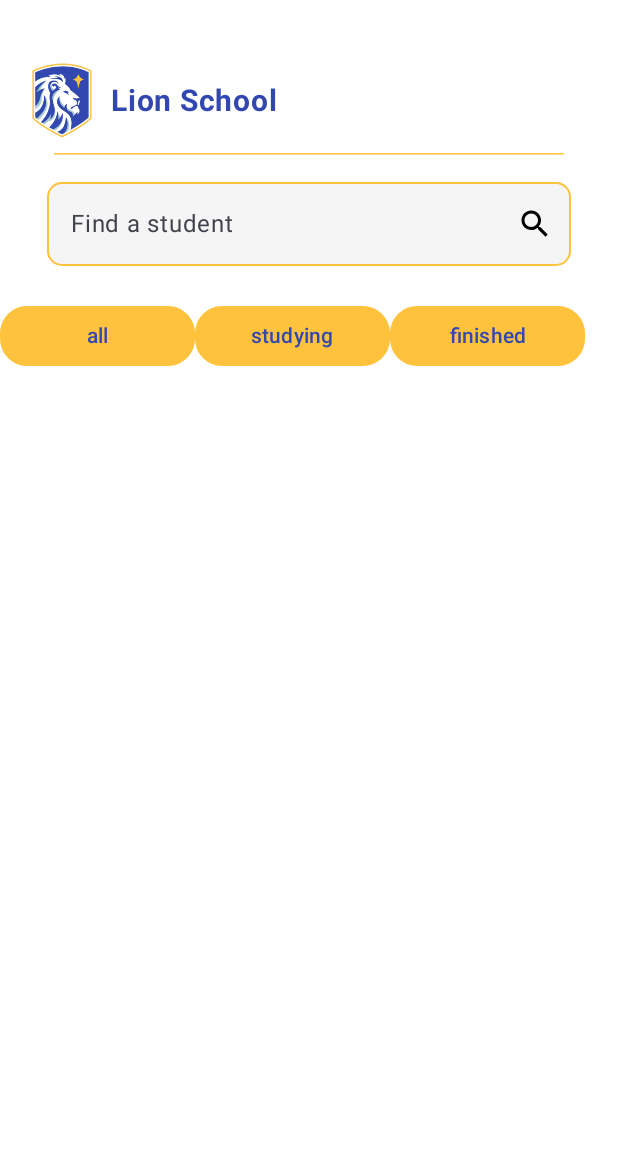
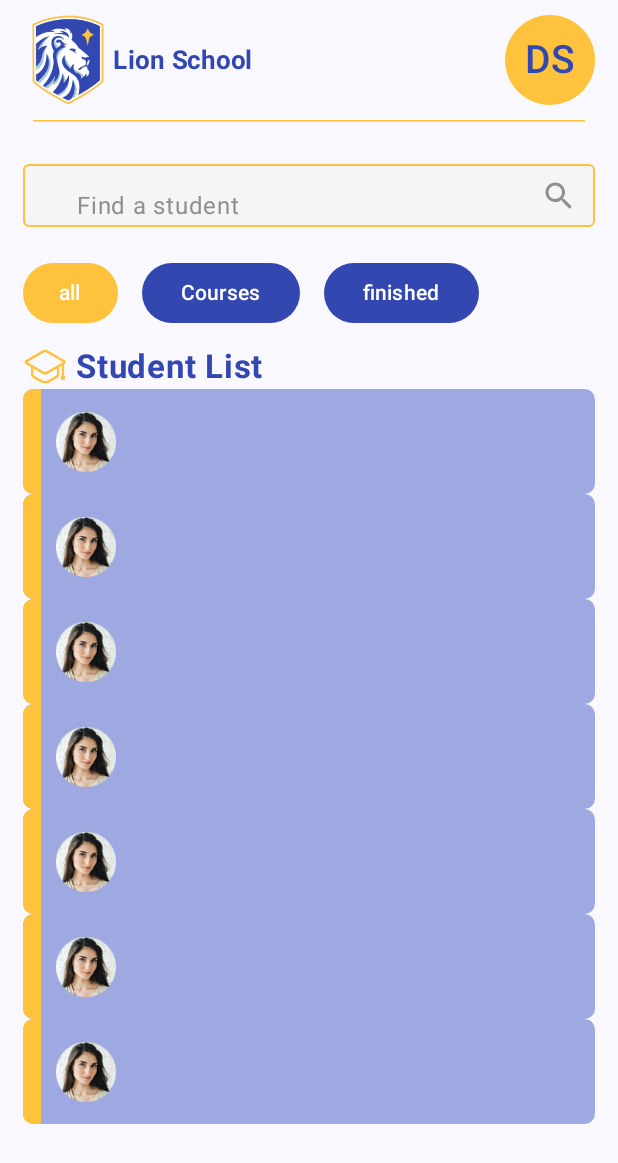
Before and after one commit to Bielxs633/Lion_School, an Android app built with Jetpack Compose: the composable StudentScreen shown on its own in the app's theme, on a phone screen of 412 x 824 dp. Shown: the top 1163 px of the screen. Run offline under Robolectric (Android 15) with nearby library versions, the phone set to English and light mode, and no system bars.

Commit message:
tela home ok, tela course ok, tela student ajustar, terminar a detail

```diff
--- a/app/src/main/java/br/senai/sp/jandira/lionschool/screens/CourseScreen.kt
+++ b/app/src/main/java/br/senai/sp/jandira/lionschool/screens/CourseScreen.kt
@@ -384,14 +384,9 @@ fun CourseScreen(modifier: Modifier = Modifier) {
                         }
                     }
                 }
-
             }
-
         }
-
     }
-
-
 }
 
 
--- a/app/src/main/java/br/senai/sp/jandira/lionschool/screens/StudentScreen.kt
+++ b/app/src/main/java/br/senai/sp/jandira/lionschool/screens/StudentScreen.kt
@@ -1,317 +1,187 @@
 package br.senai.sp.jandira.lionschool.screens
 
-import androidx.compose.foundation.BorderStroke
 import androidx.compose.foundation.Image
 import androidx.compose.foundation.background
 import androidx.compose.foundation.layout.Arrangement
 import androidx.compose.foundation.layout.Box
 import androidx.compose.foundation.layout.Column
 import androidx.compose.foundation.layout.Row
-import androidx.compose.foundation.layout.Spacer
-import androidx.compose.foundation.layout.fillMaxSize
 import androidx.compose.foundation.layout.fillMaxWidth
+import androidx.compose.foundation.layout.height
 import androidx.compose.foundation.layout.padding
 import androidx.compose.foundation.layout.size
 import androidx.compose.foundation.layout.width
 import androidx.compose.foundation.shape.CircleShape
-import androidx.compose.foundation.shape.RoundedCornerShape
 import androidx.compose.material.icons.Icons
 import androidx.compose.material.icons.filled.Search
 import androidx.compose.material3.Button
 import androidx.compose.material3.ButtonDefaults
-import androidx.compose.material3.Card
+import androidx.compose.material3.ExperimentalMaterial3Api
 import androidx.compose.material3.HorizontalDivider
 import androidx.compose.material3.Icon
 import androidx.compose.material3.OutlinedTextField
-import androidx.compose.material3.OutlinedTextFieldDefaults
 import androidx.compose.material3.Text
+import androidx.compose.material3.TextFieldDefaults
 import androidx.compose.runtime.Composable
-import androidx.compose.ui.AbsoluteAlignment
 import androidx.compose.ui.Alignment
 import androidx.compose.ui.Modifier
-import androidx.compose.ui.graphics.Brush
+import androidx.compose.ui.draw.clip
 import androidx.compose.ui.graphics.Color
 import androidx.compose.ui.res.colorResource
 import androidx.compose.ui.res.painterResource
 import androidx.compose.ui.res.stringResource
 import androidx.compose.ui.text.font.FontWeight
-import androidx.compose.ui.text.style.TextAlign
 import androidx.compose.ui.tooling.preview.Preview
 import androidx.compose.ui.unit.dp
 import androidx.compose.ui.unit.sp
 import br.senai.sp.jandira.lionschool.R
+import br.senai.sp.jandira.lionschool.screens.components.LionStudentComponent
 
+@OptIn(ExperimentalMaterial3Api::class)
 @Composable
+fun StudentScreen(){
+    Box(){
+        Column(modifier = Modifier.padding(vertical = 10.dp).padding(horizontal = 15.dp)) {
 
-fun StudentScreen(modifier: Modifier = Modifier) {
 
-    Box(
-        modifier = Modifier
-            .fillMaxSize()
-            .background(
-                brush = Brush.linearGradient(
-                    listOf(
-                        Color(color = 0xFFFFFFFF),
-                        Color(color = 0xFFFFFFFF)
-
-                    )
-                )
-            ),
-    ) {
-        Column(
-            modifier = Modifier
-                .fillMaxWidth()
-                .fillMaxSize()
-                .padding(horizontal = 16.dp, vertical = 16.dp)
-        ) {
+            Row( // 'header'
+                modifier = Modifier.padding()
+            ){
+                Column() {
+                    Row(modifier = Modifier.fillMaxWidth(),
+                        horizontalArrangement = Arrangement.SpaceBetween){
                         Row(
                             verticalAlignment = Alignment.CenterVertically,
-                modifier = Modifier
-                    .padding(top = 26.dp)
-
-
                         ) {
                             Image(
-                    painter = painterResource(id = R.drawable.lion_logo),
-                    contentDescription = stringResource(R.string.logo_description),
-                    modifier = Modifier
-                        .size(50.dp)
-
+                                painter = painterResource(R.drawable.lion_logo),
+                                contentDescription = "",
+                                modifier = Modifier.size(60.dp)
                             )
-                Spacer(
-                    modifier = Modifier
-                        .width(8.dp)
-                )
-                Column(
-                    horizontalAlignment = Alignment.Start
-                ) {
                             Text(
                                 text = stringResource(R.string.lion_nome),
-                        fontSize = 20.sp,
+                                fontSize = 17.sp,
                                 fontWeight = FontWeight.Bold,
                                 color = Color(color = 0xFF3347B0)
-
+                            )
+                        }
+                        Box(
+                            modifier = Modifier.size(60.dp).clip(shape = CircleShape).background(
+                                colorResource(R.color.lion_color_yellow)
+                            )
+                        ){
+                            Text(
+                                text = stringResource(R.string.ds1),
+                                modifier = Modifier
+                                    .align(alignment = Alignment.Center),
+                                fontSize = 26.sp,
+                                fontWeight = FontWeight.SemiBold,
+                                color = colorResource(R.color.lion_color_blue)
                             )
                         }
                     }
+
                     HorizontalDivider(
-                modifier = Modifier
-                    .padding(
-                        top = 10.dp,
-                        start = 20.dp,
-                        end = 20.dp
+                        color = colorResource(R.color.lion_color_yellow),
+                        modifier = Modifier.padding(horizontal = 6.5.dp).padding(top = 10.dp)
+                    )
+                }
+            }
 
-                    ),
-                color = Color(color = 0xFFFFC23D)
-            )
             OutlinedTextField(
                 value = "",
                 onValueChange = {},
+                colors = TextFieldDefaults.outlinedTextFieldColors(
+                    focusedBorderColor = Color(0xFFCCA04A),
+                    unfocusedBorderColor = colorResource(R.color.lion_color_yellow),
+                    unfocusedLabelColor = Color(0xFF8F8F8F),
+                    focusedLabelColor = Color(0xFF383838),
+                    containerColor = Color(0xFFF5F5F5)
+                ),
                 label = {
-                    Text(stringResource(R.string.find_student))
+                    Text(text = stringResource(R.string.find_student), modifier = Modifier.padding(horizontal = 20.dp))
                 },
                 trailingIcon = {
-                    Icon(
-                        imageVector = Icons.Default.Search,
-                        contentDescription = null,
-                        tint = Color.Black
+                    Icon(imageVector = Icons.Default.Search, contentDescription = "Pesquisar", tint = Color(0xFF8F8F8F))
+                },
+                modifier = Modifier.padding(top = 20.dp).fillMaxWidth().height(50.dp)
             )
-                },
-                modifier = Modifier
-                    .padding(top = 10.dp)
-                    .padding(start = 15.dp, end = 15.dp)
-                    .fillMaxWidth(),
-                shape = RoundedCornerShape(10.dp),
-                colors = OutlinedTextFieldDefaults.colors(
-                    unfocusedBorderColor = colorResource(R.color.lion_color_yellow),
-                    unfocusedContainerColor = colorResource(R.color.lion_color_light_gray)
-                )
-            )
-        }
+
             Row(
-
+                horizontalArrangement = Arrangement.spacedBy(16.dp),
+                modifier = Modifier.padding(top = 20.dp)
             ){
                 Button(
                     onClick = {},
-                shape = RoundedCornerShape(18.dp),
-                modifier = Modifier
-                    .width(130.dp)
-                    .padding(
-                        vertical = 200.dp
-                    ),
-                colors = ButtonDefaults.buttonColors(
-                    containerColor = Color(color = 0xFFFFC23D)
-                )
+                    colors = ButtonDefaults.buttonColors(colorResource(R.color.lion_color_yellow))
                 ) {
                     Text(
                         text = stringResource(R.string.all),
-                    color = Color(color = 0xFF3347B0),
-                    modifier = Modifier
-                        .fillMaxWidth(),
-                    textAlign = TextAlign.Center
+                        modifier = Modifier.align(Alignment.CenterVertically)
                     )
                 }
+
                 Button(
                     onClick = {},
-                shape = RoundedCornerShape(18.dp),
-                modifier = Modifier
-                    .width(130.dp)
-                    .padding(
-                        vertical = 200.dp
-                    ),
-                colors = ButtonDefaults.buttonColors(
-                    containerColor = Color(color = 0xFFFFC23D)
-                )
+                    colors = ButtonDefaults.buttonColors(colorResource(R.color.lion_color_blue))
                 ) {
                     Text(
-                    text = stringResource(R.string.studying),
-                    color = Color(color = 0xFF3347B0),
-                    modifier = Modifier
-                        .fillMaxWidth(),
-                    textAlign = TextAlign.Center
-
+                        text = stringResource(R.string.courses_name),
+                        modifier = Modifier.padding(horizontal = 2.dp).align(Alignment.CenterVertically)
                     )
                 }
+
                 Button(
                     onClick = {},
-                shape = RoundedCornerShape(18.dp),
-                modifier = Modifier
-                    .width(130.dp)
-                    .padding(
-                        vertical = 200.dp
-                    ),
-                colors = ButtonDefaults.buttonColors(
-                    containerColor = Color(color = 0xFFFFC23D)
-                )
+                    colors = ButtonDefaults.buttonColors(colorResource(R.color.lion_color_blue))
                 ) {
                     Text(
                         text = stringResource(R.string.finished),
-                    color = Color(color = 0xFF3347B0),
-                    modifier = Modifier
-                        .fillMaxWidth(),
-                    textAlign = TextAlign.Center
+                        modifier = Modifier.padding(horizontal = 2.dp).align(Alignment.CenterVertically)
                     )
+
+                }
+
+            }
+
+            Column(
+                modifier = Modifier.padding(top = 10.dp, bottom = 10.dp)
+                    .fillMaxWidth()
+            ){
+                Row(
+                    verticalAlignment = Alignment.CenterVertically
+                ){
+                    Image(
+                        painter = painterResource(R.drawable.lion_graduation),
+                        contentDescription = "",
+                        modifier = Modifier.size(30.dp)
+                    )
+                    Text(
+                        text = stringResource(R.string.student_list),
+                        color = colorResource(R.color.lion_color_blue),
+                        fontSize = 22.sp,
+                        fontWeight = FontWeight.Bold,
+                        modifier = Modifier.padding(horizontal = 5.dp)
+                    )
+                }
+                Column(){
+                    LionStudentComponent()
+                    LionStudentComponent()
+                    LionStudentComponent()
+                    LionStudentComponent()
+                    LionStudentComponent()
+                    LionStudentComponent()
+                    LionStudentComponent()
+                }
+            }
+
+
         }
     }
 }
-}
-//    Box(
-//        modifier = Modifier
-//            .fillMaxSize()
-//            .background(
-//                brush = Brush.linearGradient(
-//                    listOf(
-//                        Color(color = 0xFFFFFFFF),
-//                        Color(color = 0xFFFFFFFF)
-//
-//                    )
-//                )
-//            ),
-//    ) {
-//        Column(
-//            modifier = Modifier
-//                .fillMaxWidth()
-//                .fillMaxSize()
-//                .padding(horizontal = 16.dp, vertical = 16.dp)
-//        ) {
-//            Row(
-//                modifier = Modifier
-//                    .padding(top = 26.dp),
-//                verticalAlignment = Alignment.CenterVertically,
-//                horizontalArrangement = Arrangement.SpaceBetween
-//
-//            ) {
-//                Row(
-//                    verticalAlignment = Alignment.CenterVertically
-//                ) {
-//                    Image(
-//                        painter = painterResource(id = R.drawable.lion_logo),
-//                        contentDescription = stringResource(R.string.logo_description),
-//                        modifier = Modifier
-//                            .size(50.dp)
-//                    )
-//                }
-//
-//                Spacer(
-//                    modifier = Modifier
-//                        .width(8.dp)
-//                )
-//
-//                Column(
-//                    modifier = Modifier
-//                        .weight(1f),
-//                    horizontalAlignment = AbsoluteAlignment.Right
-//
-//                ) {
-//                    Text(
-//                        text = stringResource(R.string.lion_nome),
-//                        fontSize = 20.sp,
-//                        fontWeight = FontWeight.Bold,
-//                        color = Color(color = 0xFF3347B0)
-//
-//                    )
-//
-//                }
-//
-//            }
-//
-//            Card (
-//                modifier = Modifier
-//                    .size(100.dp),
-//                shape = CircleShape,
-//                border = BorderStroke(
-//                    width = 0.dp,
-//                    color = Color(0xFFFFFFFF)
-//                )
-//            ) {
-//            }
-//        }
-//
-//
-//        Column(
-//            horizontalAlignment = Alignment.Start
-//        ) {
-//            Text(
-//                text = stringResource(R.string.lion_nome),
-//                fontSize = 20.sp,
-//                fontWeight = FontWeight.Bold,
-//                color = Color(color = 0xFF3347B0)
-//
-//            )
-//        }
-//    }
-//    HorizontalDivider(
-//        modifier = Modifier
-//            .padding(
-//                top = 10.dp,
-//                start = 20.dp,
-//                end = 20.dp
-//
-//            ),
-//        color = Color(color = 0xFFFFC23D)
-//    )
-//    OutlinedTextField(
-//        value = "",
-//        onValueChange = {},
-//        label = {
-//            Text(stringResource(R.string.find_student))
-//        },
-//        trailingIcon = {
-//            Icon(
-//                imageVector = Icons.Default.Search,
-//                contentDescription = null,
-//                tint = Color.Black
-//            )
-//        },
-//        modifier = Modifier
-//            .padding(15.dp)
-//            .fillMaxWidth(),
-//        shape = RoundedCornerShape(10.dp)
-//    )
-
 
 @Preview(showSystemUi = true)
 @Composable
-private fun StudentScreenPreview() {
+private fun InitialScreenPreview () {
     StudentScreen()
 }
--- /dev/null
+++ b/app/src/main/java/br/senai/sp/jandira/lionschool/screens/components/LionStudentComponent.kt
@@ -0,0 +1,43 @@
+package br.senai.sp.jandira.lionschool.screens.components
+
+import androidx.compose.foundation.Image
+import androidx.compose.foundation.background
+import androidx.compose.foundation.layout.Box
+import androidx.compose.foundation.layout.Row
+import androidx.compose.foundation.layout.fillMaxHeight
+import androidx.compose.foundation.layout.fillMaxWidth
+import androidx.compose.foundation.layout.height
+import androidx.compose.foundation.layout.padding
+import androidx.compose.foundation.layout.size
+import androidx.compose.foundation.layout.width
+import androidx.compose.foundation.shape.RoundedCornerShape
+import androidx.compose.material3.Card
+import androidx.compose.runtime.Composable
+import androidx.compose.ui.Alignment
+import androidx.compose.ui.Modifier
+import androidx.compose.ui.draw.clip
+import androidx.compose.ui.graphics.Color
+import androidx.compose.ui.res.colorResource
+import androidx.compose.ui.res.painterResource
+import androidx.compose.ui.tooling.preview.Preview
+import androidx.compose.ui.unit.dp
+import br.senai.sp.jandira.lionschool.R
+
+@Composable
+fun LionStudentComponent(){
+    Row(
+        modifier = Modifier.clip(RoundedCornerShape(7.dp)).fillMaxWidth().height(70.dp).background(color = Color(0xff9FA9E1))
+        , verticalAlignment = Alignment.CenterVertically
+    ) {
+        Box(
+            modifier = Modifier.width(12.dp).fillMaxHeight().background(colorResource(R.color.lion_color_yellow))
+        )
+        Image(painter = painterResource(R.drawable.user), contentDescription = "", modifier = Modifier.size(50.dp).padding(start = 10.dp))
+    }
+}
+
+@Preview
+@Composable
+private fun StudentCardPreview () {
+    LionStudentComponent()
+}
--- a/app/src/main/res/values/strings.xml
+++ b/app/src/main/res/values/strings.xml
@@ -7,6 +7,7 @@
     <string name="get_started">Get Started</string>
     <string name="find_courses">Find your course</string>
     <string name="courses_name">Courses</string>
+    <string name="student_list">Student List</string>
     <string name="ds1">DS</string>
     <string name="ds2">Desenvolvimento de Sistemas</string>
     <string name="ds3">Learn to develop web and mobile applications.</string>
```
Also changed, not shown: app/src/main/java/br/senai/sp/jandira/lionschool/screens/DetailScreen.kt (added, +95 -0 lines), app/src/main/java/br/senai/sp/jandira/lionschool/screens/components/LionCourseComponent.kt (added, +126 -0 lines), app/src/main/res/drawable/lion_graduation.png (added), app/src/main/res/drawable/user.png (added). Lines whose indentation alone changed are shown as unchanged.
